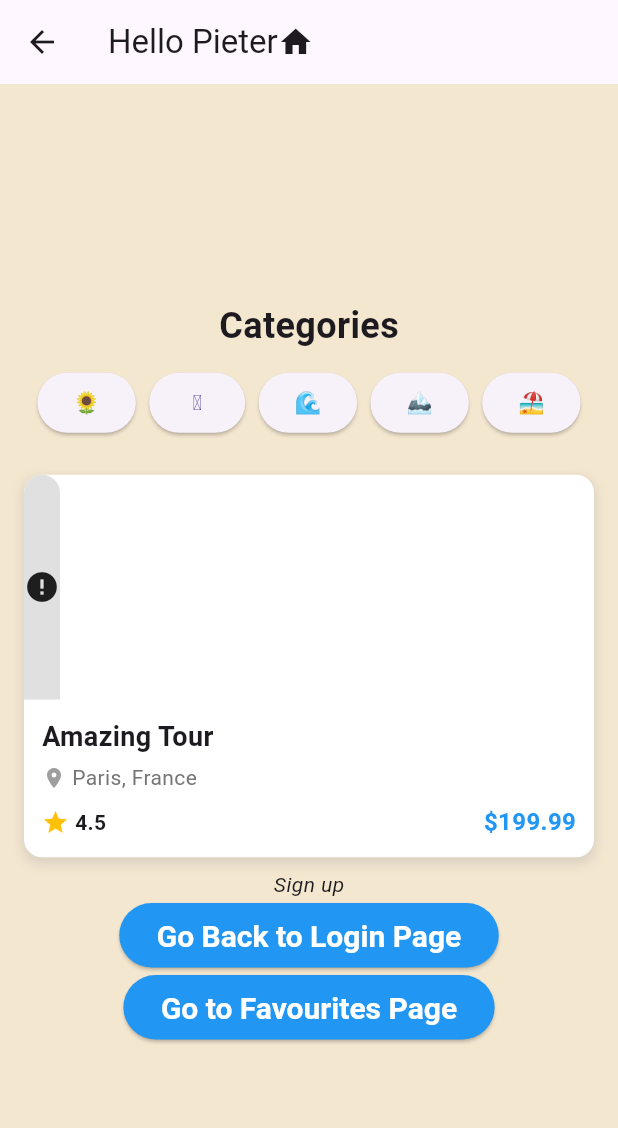
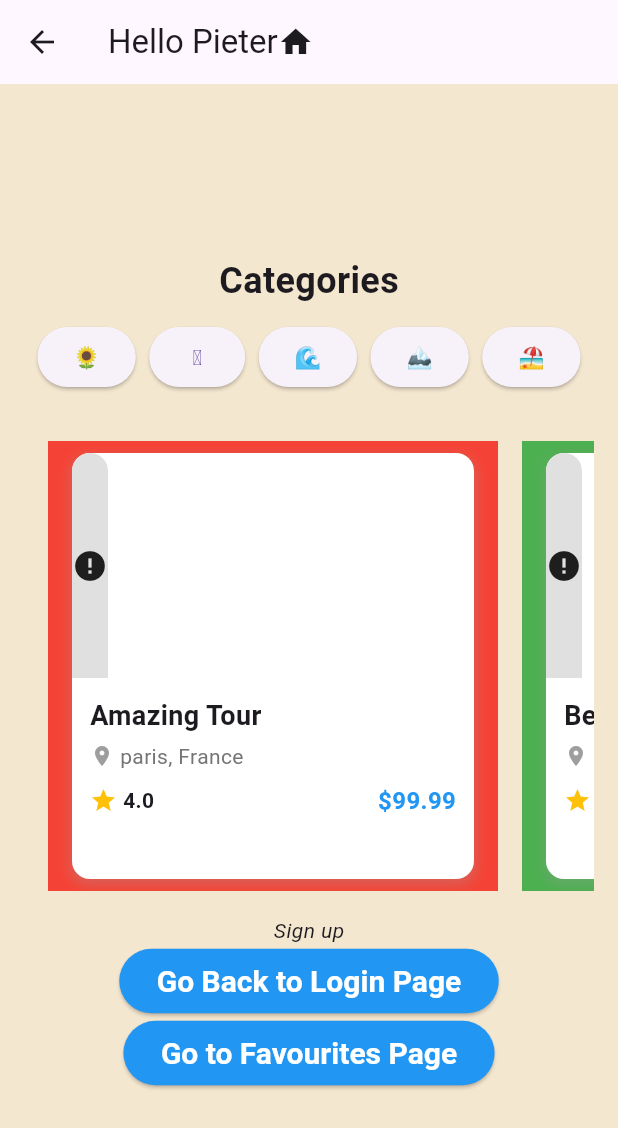
Before and after one commit to Pluto596Polite/sorealtravel_flutter_app, a Flutter app: the HomePage screen opened directly, on a phone screen of 412 x 824 dp. Shown: the top 1128 px of the screen. Run offline on Flutter 3.47's test engine with Material 3 defaults, Android fonts, the phone set to English and light mode, and no system bars; network calls fail.

Commit message:
Add WidgetWheel component for horizontal tour card display

```diff
--- a/lib/screens/favourites_page.dart
+++ b/lib/screens/favourites_page.dart
@@ -15,8 +15,8 @@ class FavouritePage extends StatelessWidget {
             height: 130,
             width: double.infinity,
             color: Colors.blue,
+            margin: const EdgeInsets.all(8.0),
             child: Text("Container for Favourites Page"),
-            margin: const EdgeInsets.all(8.0),
           ),
           const Divider(
             height: 2.5,
@@ -30,8 +30,8 @@ class FavouritePage extends StatelessWidget {
             height: 130,
             width: double.infinity,
             color: Colors.green,
+            margin: const EdgeInsets.all(8.0),
             child: Text("Container for Favourites Page"),
-            margin: const EdgeInsets.all(8.0),
           ),
 
           const Divider(
@@ -46,8 +46,8 @@ class FavouritePage extends StatelessWidget {
             height: 130,
             width: double.infinity,
             color: Colors.red,
+            margin: const EdgeInsets.all(8.0),
             child: Text("Container for Favourites Page"),
-            margin: const EdgeInsets.all(8.0),
           ),
           const Divider(
             height: 2.5,
@@ -61,8 +61,8 @@ class FavouritePage extends StatelessWidget {
             height: 130,
             width: double.infinity,
             color: Colors.yellow,
+            margin: const EdgeInsets.all(8.0),
             child: Text("Container for Favourites Page"),
-            margin: const EdgeInsets.all(8.0),
           ),
 
           const Divider(
@@ -77,8 +77,8 @@ class FavouritePage extends StatelessWidget {
             height: 130,
             width: double.infinity,
             color: Colors.purple,
+            margin: const EdgeInsets.all(8.0),
             child: Text("Container for Favourites Page"),
-            margin: const EdgeInsets.all(8.0),
           ),
 
           ElevatedButton(
--- a/lib/screens/home_page.dart
+++ b/lib/screens/home_page.dart
@@ -1,6 +1,6 @@
 import 'package:flutter/material.dart';
 import 'package:sorealtravel_app/screens/favourites_page.dart';
-import 'package:sorealtravel_app/widgets/tour_card.dart';
+import 'package:sorealtravel_app/widgets/widget_wheel.dart';
 
 import '../main.dart';
 
@@ -20,18 +20,9 @@ class HomePage extends StatelessWidget {
           mainAxisAlignment: MainAxisAlignment.center,
           children: [
             categorySection(),
-            TourCard(
-              title: "Amazing Tour",
-              location: "Paris, France",
-              imageUrl:
-                  "https://images.unsplash.com/photo-1506748686214-e9df14d4d9d0?ixlib=rb-1.2.1&ixid=MnwxMjA3fDB8MHxwaG90by1wYWdlfHx8fGVufDB8fHx8&auto=format&fit=crop&w=800&q=60",
-              price: 199.99,
-              rating: 4.5,
-              onTap: () {
-                // Handle tap
-              },
-            ),
+            WidgetWheel(), // This is the widget wheel section
 
+            // This is the widget wheel section
             const Text(
               "Sign up",
               style: TextStyle(fontStyle: FontStyle.italic),
--- /dev/null
+++ b/lib/widgets/widget_wheel.dart
@@ -0,0 +1,168 @@
+import 'package:flutter/material.dart';
+import 'package:sorealtravel_app/widgets/tour_card.dart';
+
+class WidgetWheel extends StatelessWidget {
+  const WidgetWheel({super.key});
+
+  @override
+  Widget build(BuildContext context) {
+    return Padding(
+      padding: EdgeInsets.all(16.0), // Padding around the wheel
+      child: SizedBox(
+        height: 300, // Set the height of the wheel
+        child: ListView(
+          scrollDirection: Axis.horizontal,
+          padding: EdgeInsets.symmetric(
+            horizontal: 16.0,
+          ), // Horizontal scrolling
+          children: <Widget>[
+            Container(
+              width: 300,
+              color: Colors.red,
+              child: Center(
+                child: TourCard(
+                  title: "Amazing Tour",
+                  location: "paris, France",
+                  imageUrl:
+                      "https://images.unsplash.com/photo-1506748686214-e9df14d4d9d0?ixlib=rb-1.2.1&ixid=MnwxMjA3fDB8MHxwaG90by1wYWdlfHx8fGVufDB8fHx8&auto=format&fit=crop&w=800&q=60",
+                  price: 99.99,
+                  rating: 4.0,
+                  onTap: () {
+                    // Handle tap for Item 1
+                  },
+                ),
+              ),
+            ),
+            const SizedBox(width: 16), // Add spacing
+            Container(
+              width: 300,
+              color: Colors.green,
+              child: Center(
+                child: TourCard(
+                  title: "Beautiful Tour",
+                  location: "London, UK",
+                  imageUrl:
+                      "https://images.unsplash.com/photo-1506748686214-e9df14d4d9d0?ixlib=rb-1.2.1&ixid=MnwxMjA3fDB8MHxwaG90by1wYWdlfHx8fGVufDB8fHx8&auto=format&fit=crop&w=800&q=60",
+                  price: 89.99,
+                  rating: 4.5,
+                  onTap: () {
+                    // Handle tap for Item 2
+                  },
+                ),
+              ),
+            ),
+            const SizedBox(width: 16), // Add spacing
+            Container(
+              width: 300,
+              color: Colors.blue,
+              child: Center(
+                child: TourCard(
+                  title: "Adventure Tour",
+                  location: "New York, USA",
+                  imageUrl:
+                      "https://images.unsplash.com/photo-1506748686214-e9df14d4d9d0?ixlib=rb-1.2.1&ixid=MnwxMjA3fDB8MHxwaG90by1wYWdlfHx8fGVufDB8fHx8&auto=format&fit=crop&w=800&q=60",
+                  price: 120.00,
+                  rating: 5.0,
+                  onTap: () {
+                    // Handle tap for Item 3
+                  },
+                ),
+              ),
+            ),
+            const SizedBox(width: 16), // Add spacing
+            Container(
+              width: 300,
+              color: Colors.orange,
+              child: Center(
+                child: TourCard(
+                  title: "Cultural Tour",
+                  location: "Tokyo, Japan",
+                  imageUrl:
+                      "https://images.unsplash.com/photo-1506748686214-e9df14d4d9d0?ixlib=rb-1.2.1&ixid=MnwxMjA3fDB8MHxwaG90by1wYWdlfHx8fGVufDB8fHx8&auto=format&fit=crop&w=800&q=60",
+                  price: 110.00,
+                  rating: 4.2,
+                  onTap: () {
+                    // Handle tap for Item 4
+                  },
+                ),
+              ),
+            ),
+            // Add spacing
+            const SizedBox(width: 16), // Add spacing
+            Container(
+              width: 300,
+              color: Colors.purple,
+              child: Center(
+                child: TourCard(
+                  title: "Relaxing Tour",
+                  location: "Bali, Indonesia",
+                  imageUrl:
+                      "https://images.unsplash.com/photo-1506748686214-e9df14d4d9d0?ixlib=rb-1.2.1&ixid=MnwxMjA3fDB8MHxwaG90by1wYWdlfHx8fGVufDB8fHx8&auto=format&fit=crop&w=800&q=60",
+                  price: 150.00,
+                  rating: 4.8,
+                  onTap: () {
+                    // Handle tap for Item 5
+                  },
+                ),
+              ),
+            ),
+            const SizedBox(width: 16), // Add spacing
+            Container(
+              width: 300,
+              color: Colors.yellow,
+              child: Center(
+                child: TourCard(
+                  title: "Historical Tour",
+                  location: "Rome, Italy",
+                  imageUrl:
+                      "https://images.unsplash.com/photo-1506748686214-e9df14d4d9d0?ixlib=rb-1.2.1&ixid=MnwxMjA3fDB8MHxwaG90by1wYWdlfHx8fGVufDB8fHx8&auto=format&fit=crop&w=800&q=60",
+                  price: 130.00,
+                  rating: 4.6,
+                  onTap: () {
+                    // Handle tap for Item 6
+                  },
+                ),
+              ),
+            ),
+            const SizedBox(width: 16), // Add spacing
+            Container(
+              width: 300,
+              color: Colors.cyan,
+              child: Center(
+                child: TourCard(
+                  title: "Nature Tour",
+                  location: "Sydney, Australia",
+                  imageUrl:
+                      "https://images.unsplash.com/photo-1506748686214-e9df14d4d9d0?ixlib=rb-1.2.1&ixid=MnwxMjA3fDB8MHxwaG90by1wYWdlfHx8fGVufDB8fHx8&auto=format&fit=crop&w=800&q=60",
+                  price: 140.00,
+                  rating: 4.7,
+                  onTap: () {
+                    // Handle tap for Item 7
+                  },
+                ),
+              ),
+            ),
+            const SizedBox(width: 16), // Add spacing
+            Container(
+              width: 300,
+              color: Colors.pink,
+              child: Center(
+                child: TourCard(
+                  title: "Wildlife Tour",
+                  location: "Nairobi, Kenya",
+                  imageUrl:
+                      "https://images.unsplash.com/photo-1506748686214-e9df14d4d9d0?ixlib=rb-1.2.1&ixid=MnwxMjA3fDB8MHxwaG90by1wYWdlfHx8fGVufDB8fHx8&auto=format&fit=crop&w=800&q=60",
+                  price: 160.00,
+                  rating: 4.9,
+                  onTap: () {
+                    // Handle tap for Item 8
+                  },
+                ),
+              ),
+            ),
+          ],
+        ),
+      ),
+    );
+  }
+}
```
